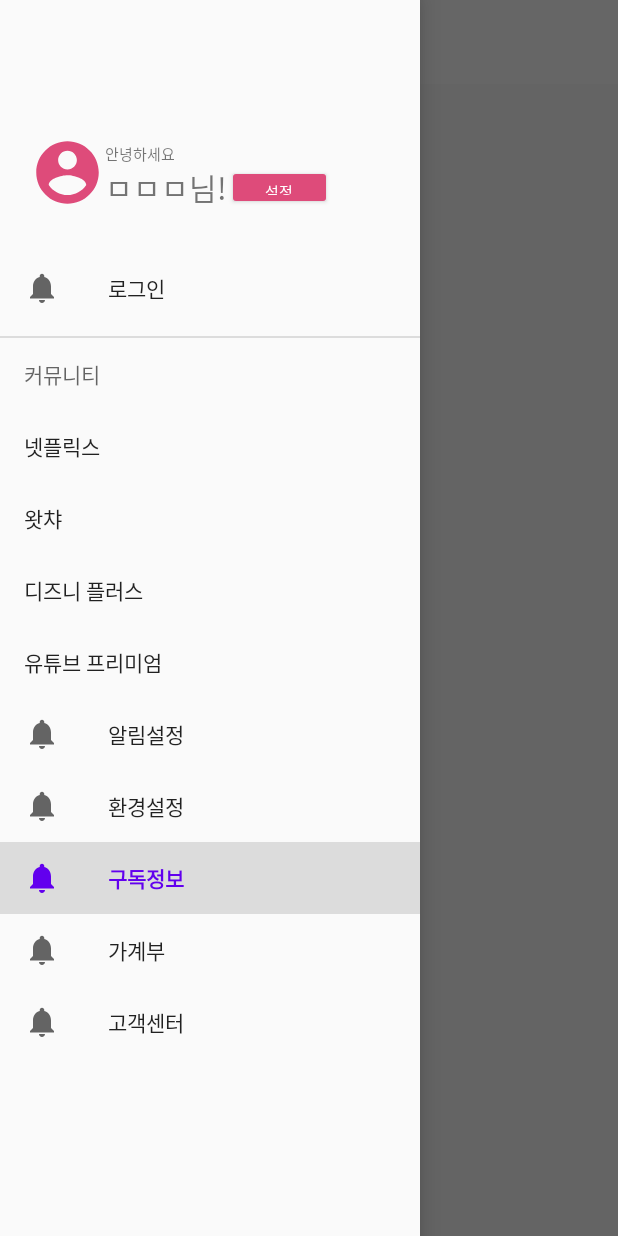
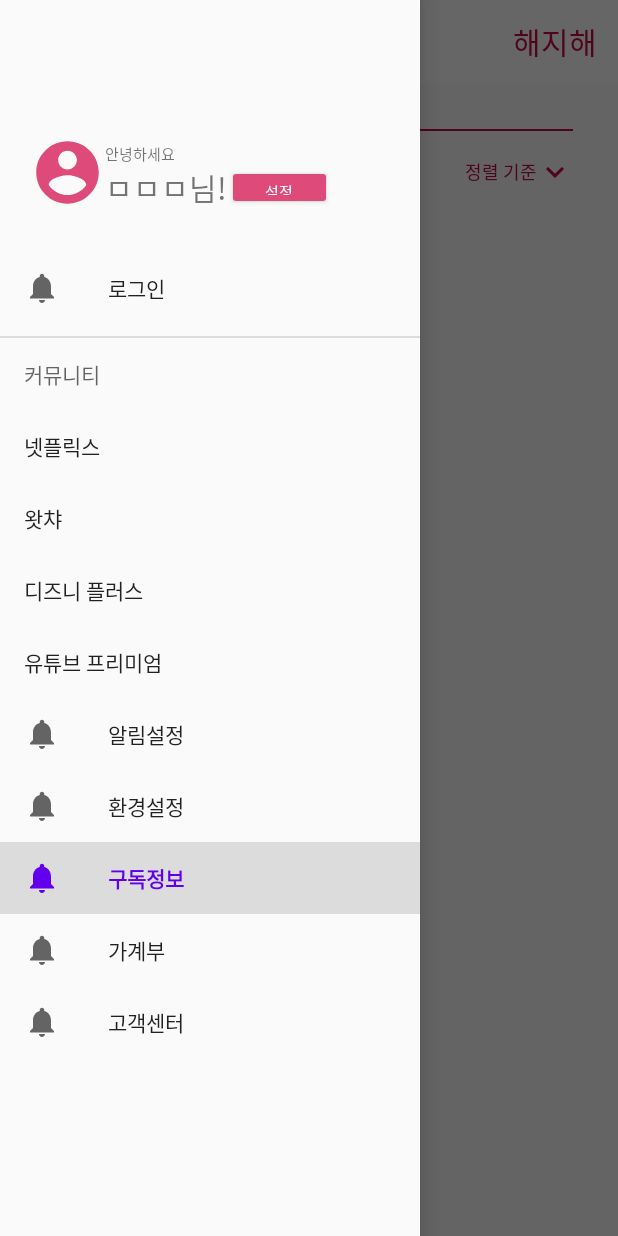
Before and after one commit to TwoMal2/Haejihae, an Android app: the screen it shows after launch (MainActivity), with the side drawer open, on a phone screen of 412 x 824 dp. Run offline under Robolectric (Android 15) with nearby library versions, the phone set to English and light mode, and no system bars.

Commit message:
menubar + subscribe info / not finished

```diff
--- a/app/src/main/AndroidManifest.xml
+++ b/app/src/main/AndroidManifest.xml
@@ -5,12 +5,13 @@
     <application
         android:allowBackup="true"
         android:icon="@mipmap/ic_launcher"
-        android:label="@string/app_name"
+        android:label="구독정보"
         android:roundIcon="@mipmap/ic_launcher_round"
         android:supportsRtl="true"
         android:theme="@style/Theme.Haejihae">
         <activity
             android:name=".alarmSet"
+            android:label="알림설정"
             android:exported="false" />
         <activity
             android:name=".MainActivity"
--- a/app/src/main/res/layout/activity_menu.xml
+++ b/app/src/main/res/layout/activity_menu.xml
@@ -16,9 +16,14 @@
         app:headerLayout="@layout/profile_header"
         app:menu="@menu/side_menu"
         android:layout_gravity="start" />
-    <ScrollView
+
+    <LinearLayout
         android:layout_width="match_parent"
-        android:layout_height="match_parent">
+        android:layout_height="match_parent"
+        android:orientation="vertical"
+        tools:context=".MainActivity">
+
+        <!--세로 선-->
 
         <androidx.appcompat.widget.Toolbar
             android:id="@+id/toolbar"
@@ -30,6 +35,118 @@
             app:layout_constraintEnd_toEndOf="parent"
             app:layout_constraintStart_toStartOf="parent"
             app:layout_constraintTop_toTopOf="parent"
-            app:navigationIcon="@drawable/ic_baseline_menu_red" />
-    </ScrollView>
+            app:navigationIcon="@drawable/ic_baseline_menu_red"
+            android:tint="#C30941" >
+
+            <ImageButton
+                android:id="@+id/btn_notifications"
+                android:layout_width="wrap_content"
+                android:layout_height="wrap_content"
+                android:background="#00FFFFFF"
+                android:src="@drawable/ic_baseline_notifications"
+                android:tint="#C30941" />
+
+            <!--수정 예정, 임시 배치-->
+            <TextView
+                android:layout_width="wrap_content"
+                android:layout_height="wrap_content"
+                android:layout_gravity="end"
+                android:layout_marginEnd="20dp"
+                android:text="해지해"
+                android:textColor="#C30941"
+                android:textSize="20sp" />
+        </androidx.appcompat.widget.Toolbar>
+
+        <View
+            android:layout_width="wrap_content"
+            android:layout_height="1dp"
+            android:layout_marginLeft="30dp"
+            android:layout_marginTop="30dp"
+            android:layout_marginRight="30dp"
+            android:background="#C30941" />
+
+        <!--구독 편집-->
+
+        <FrameLayout
+            android:layout_width="match_parent"
+            android:layout_height="wrap_content"
+            android:layout_marginTop="15dp"
+            android:layout_marginBottom="15dp">
+
+            <!-- 구독 추가 / 삭제 버튼-->
+
+            <LinearLayout
+                android:layout_width="wrap_content"
+                android:layout_height="match_parent"
+                android:layout_gravity="start"
+                android:layout_marginStart="30dp"
+                android:orientation="horizontal">
+
+                <ImageButton
+                    android:id="@+id/btn_add"
+                    android:layout_width="wrap_content"
+                    android:layout_height="wrap_content"
+                    android:layout_gravity="start"
+                    android:layout_marginEnd="10dp"
+                    android:background="#00FFFFFF"
+                    android:src="@drawable/ic_baseline_add"
+                    android:tint="#C30941" />
+
+                <ImageButton
+                    android:id="@+id/btn_remove"
+                    android:layout_width="wrap_content"
+                    android:layout_height="wrap_content"
+                    android:layout_gravity="start"
+                    android:background="#00FFFFFF"
+                    android:src="@drawable/ic_baseline_remove"
+                    android:tint="#C30941" />
+
+            </LinearLayout>
+
+            <!--정렬 버튼-->
+
+            <LinearLayout
+                android:layout_width="wrap_content"
+                android:layout_height="match_parent"
+                android:layout_gravity="end"
+                android:layout_marginEnd="30dp"
+                android:orientation="horizontal">
+
+                <TextView
+                    android:layout_width="wrap_content"
+                    android:layout_height="wrap_content"
+                    android:layout_gravity="center"
+                    android:text="정렬 기준"
+                    android:textColor="#C30941"
+                    android:textSize="12sp" />
+
+                <ImageView
+                    android:layout_width="wrap_content"
+                    android:layout_height="wrap_content"
+                    android:src="@drawable/ic_baseline_keyboard_arrow_down"
+                    app:tint="#C30941" />
+
+            </LinearLayout>
+
+
+        </FrameLayout>
+
+        <!--구독 이미지 표시 -->
+
+        <LinearLayout
+            android:layout_width="match_parent"
+            android:layout_height="match_parent"
+            android:layout_marginStart="20dp"
+            android:layout_marginEnd="20dp"
+            android:layout_marginBottom="10dp"
+            android:orientation="vertical">
+
+            <ListView
+                android:layout_width="match_parent"
+                android:layout_height="match_parent" />
+
+
+        </LinearLayout>
+    </LinearLayout>
+
 </androidx.drawerlayout.widget.DrawerLayout>
```
